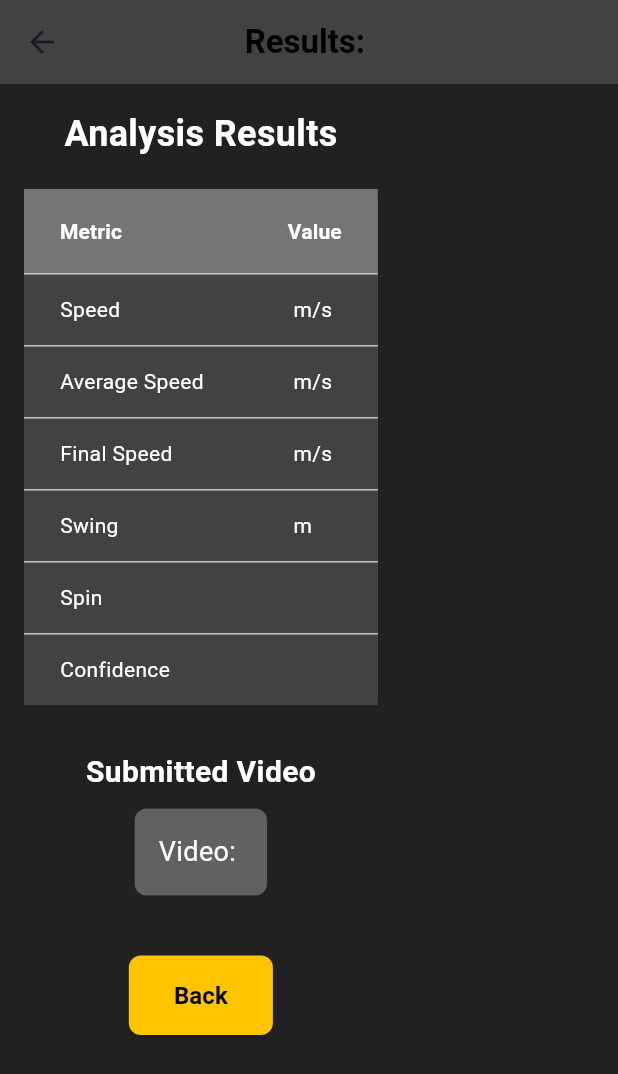
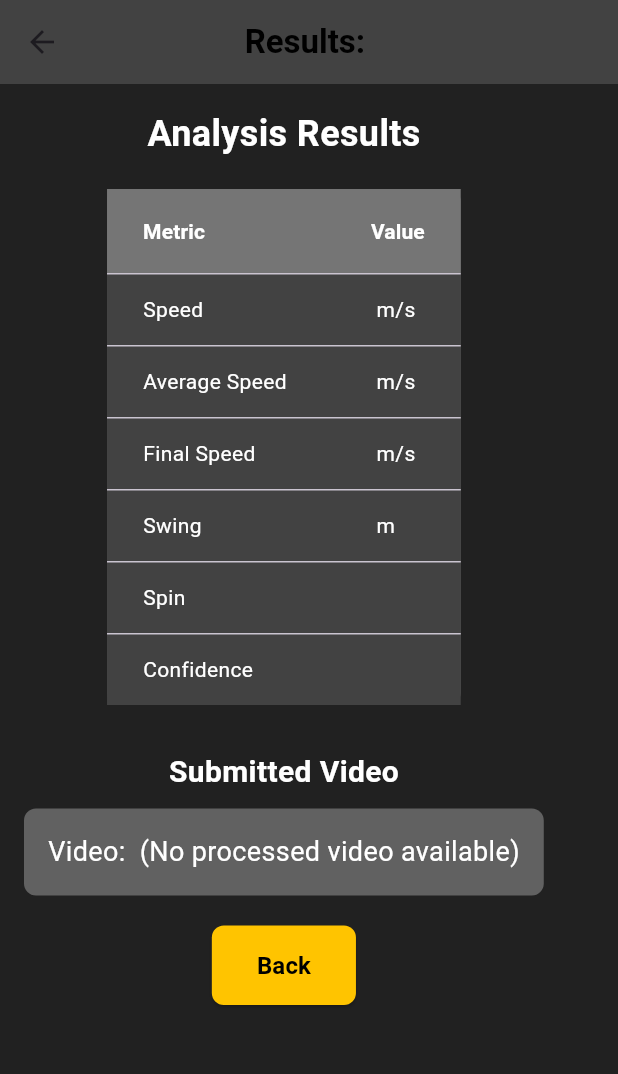
Before and after one commit to adam01051/athletehub, a Flutter app: the SubmissionConfirmationPage screen opened directly with empty values, after a tap on "Result", on a phone screen of 412 x 824 dp. Shown: the top 1074 px of the screen. Run offline on Flutter 3.47's test engine with Material 3 defaults, Android fonts, the phone set to English and light mode, and no system bars; our stand-ins replace image_picker, video_player.

Commit message:
final for now

```diff
--- a/lib/results_page.dart
+++ b/lib/results_page.dart
@@ -1,11 +1,12 @@
 import 'package:flutter/material.dart';
-import 'package:url_launcher/url_launcher.dart';
+import 'video_player_page.dart'; // Make sure this file exists
 
 class ResultsPage extends StatelessWidget {
   final String sport;
   final String videoPath;
   final Map<String, dynamic> analysisResults;
   final String? annotatedVideoUrl;
+  final Map<String, dynamic>? videoFormat;
 
   const ResultsPage({
     super.key,
@@ -13,20 +14,11 @@ class ResultsPage extends StatelessWidget {
     required this.videoPath,
     required this.analysisResults,
     this.annotatedVideoUrl,
+    this.videoFormat,
   });
-
-  Future<void> _launchVideo(String url) async {
-    final uri = Uri.parse(url);
-    if (await canLaunchUrl(uri)) {
-      await launchUrl(uri);
-    } else {
-      throw 'Could not launch video: $url';
-    }
-  }
 
   @override
   Widget build(BuildContext context) {
-    // Map API results to display
     final Map<String, String> metrics = {
       'Speed': '${analysisResults['max_speed'] ?? 'N/A'} m/s',
       'Average Speed': '${analysisResults['avg_speed'] ?? 'N/A'} m/s',
@@ -61,7 +53,6 @@ class ResultsPage extends StatelessWidget {
               ),
             ),
             const SizedBox(height: 20),
-            // Metrics Table
             Container(
               decoration: BoxDecoration(
                 color: Colors.grey[700],
@@ -72,37 +63,21 @@ class ResultsPage extends StatelessWidget {
                   DataColumn(
                     label: Text(
                       'Metric',
-                      style: TextStyle(
-                        color: Colors.white,
-                        fontWeight: FontWeight.bold,
-                      ),
+                      style: TextStyle(color: Colors.white, fontWeight: FontWeight.bold),
                     ),
                   ),
                   DataColumn(
                     label: Text(
                       'Value',
-                      style: TextStyle(
-                        color: Colors.white,
-                        fontWeight: FontWeight.bold,
-                      ),
+                      style: TextStyle(color: Colors.white, fontWeight: FontWeight.bold),
                     ),
                   ),
                 ],
                 rows: metrics.entries.map((entry) {
                   return DataRow(
                     cells: [
-                      DataCell(
-                        Text(
-                          entry.key,
-                          style: const TextStyle(color: Colors.white),
-                        ),
-                      ),
-                      DataCell(
-                        Text(
-                          entry.value,
-                          style: const TextStyle(color: Colors.white),
-                        ),
-                      ),
+                      DataCell(Text(entry.key, style: const TextStyle(color: Colors.white))),
+                      DataCell(Text(entry.value, style: const TextStyle(color: Colors.white))),
                     ],
                   );
                 }).toList(),
@@ -111,14 +86,74 @@ class ResultsPage extends StatelessWidget {
               ),
             ),
             const SizedBox(height: 30),
-            // Video File Name
             const Text(
               "Submitted Video",
+              style: TextStyle(color: Colors.white, fontSize: 20, fontWeight: FontWeight.bold),
+            ),
+            const SizedBox(height: 10),
+            if (annotatedVideoUrl != null) ...[
+              Container(
+                padding: const EdgeInsets.all(16),
+                decoration: BoxDecoration(
+                  color: Colors.grey[700],
+                  borderRadius: BorderRadius.circular(8),
+                ),
+                child: Column(
+                  crossAxisAlignment: CrossAxisAlignment.start,
+                  children: [
+                    Text(
+                      "Processed Video: ${annotatedVideoUrl!.split('/').last}",
+                      style: const TextStyle(color: Colors.white, fontSize: 18),
+                    ),
+                    const SizedBox(height: 10),
+                    ElevatedButton.icon(
+                      onPressed: () {
+                        Navigator.push(
+                          context,
+                          MaterialPageRoute(
+                            builder: (context) =>
+                                VideoPlayerPage(videoUrl: annotatedVideoUrl!),
+                          ),
+                        );
+                      },
+                      icon: const Icon(Icons.play_arrow, color: Colors.black),
+                      label: const Text(
+                        "View Processed Video",
                         style: TextStyle(
-                color: Colors.white,
-                fontSize: 20,
+                          color: Colors.black,
+                          fontSize: 16,
                           fontWeight: FontWeight.bold,
                         ),
+                      ),
+                      style: ElevatedButton.styleFrom(
+                        backgroundColor: Colors.amberAccent[400],
+                        padding: const EdgeInsets.symmetric(horizontal: 20, vertical: 10),
+                        shape: RoundedRectangleBorder(
+                          borderRadius: BorderRadius.circular(8),
+                        ),
+                      ),
+                    ),
+                  ],
+                ),
+              ),
+            ] else ...[
+              Container(
+                padding: const EdgeInsets.all(16),
+                decoration: BoxDecoration(
+                  color: Colors.grey[700],
+                  borderRadius: BorderRadius.circular(8),
+                ),
+                child: Text(
+                  "Video: ${videoPath.split('/').last} (No processed video available)",
+                  style: const TextStyle(color: Colors.white, fontSize: 18),
+                ),
+              ),
+            ],
+            if (videoFormat != null) ...[
+              const SizedBox(height: 20),
+              const Text(
+                "Video Format",
+                style: TextStyle(color: Colors.white, fontSize: 20, fontWeight: FontWeight.bold),
               ),
               const SizedBox(height: 10),
               Container(
@@ -127,37 +162,29 @@ class ResultsPage extends StatelessWidget {
                   color: Colors.grey[700],
                   borderRadius: BorderRadius.circular(8),
                 ),
-              child: Text(
-                "Video: ${videoPath.split('/').last}",
-                style: const TextStyle(
-                  color: Colors.white,
-                  fontSize: 18,
+                child: Column(
+                  crossAxisAlignment: CrossAxisAlignment.start,
+                  children: [
+                    Text(
+                      "Codec: ${videoFormat!['codec'] ?? 'N/A'}",
+                      style: const TextStyle(color: Colors.white, fontSize: 16),
+                    ),
+                    Text(
+                      "Resolution: ${videoFormat!['resolution'] ?? 'N/A'}",
+                      style: const TextStyle(color: Colors.white, fontSize: 16),
+                    ),
+                    Text(
+                      "Frame Rate: ${videoFormat!['frame_rate'] ?? 'N/A'} fps",
+                      style: const TextStyle(color: Colors.white, fontSize: 16),
+                    ),
+                  ],
                 ),
               ),
-            ),
-            const SizedBox(height: 20),
-            if (annotatedVideoUrl != null)
-              ElevatedButton.icon(
-                onPressed: () => _launchVideo(annotatedVideoUrl!),
-                icon: const Icon(Icons.play_arrow, color: Colors.black),
-                label: const Text(
-                  "View Annotated Video",
-                  style: TextStyle(
-                    color: Colors.black,
-                    fontSize: 16,
-                    fontWeight: FontWeight.bold,
-                  ),
-                ),
-                style: ElevatedButton.styleFrom(
-                  backgroundColor: Colors.amberAccent[400],
-                  padding: const EdgeInsets.symmetric(horizontal: 30, vertical: 15),
-                  shape: RoundedRectangleBorder(borderRadius: BorderRadius.circular(8)),
-                ),
-              ),
+            ],
             const SizedBox(height: 20),
             ElevatedButton(
               onPressed: () {
-                Navigator.pop(context); // Go back to confirmation page
+                Navigator.pop(context);
               },
               style: ElevatedButton.styleFrom(
                 backgroundColor: Colors.amberAccent[400],
@@ -166,11 +193,7 @@ class ResultsPage extends StatelessWidget {
               ),
               child: const Text(
                 "Back",
-                style: TextStyle(
-                  color: Colors.black,
-                  fontSize: 16,
-                  fontWeight: FontWeight.bold,
-                ),
+                style: TextStyle(color: Colors.black, fontSize: 16, fontWeight: FontWeight.bold),
               ),
             ),
           ],
--- a/lib/submission_confirmation_page.dart
+++ b/lib/submission_confirmation_page.dart
@@ -6,6 +6,7 @@ class SubmissionConfirmationPage extends StatelessWidget {
   final String videoPath;
   final Map<String, dynamic> analysisResults;
   final String? annotatedVideoUrl;
+  final Map<String, dynamic>? videoFormat; // New parameter
 
   const SubmissionConfirmationPage({
     super.key,
@@ -13,6 +14,7 @@ class SubmissionConfirmationPage extends StatelessWidget {
     required this.videoPath,
     required this.analysisResults,
     this.annotatedVideoUrl,
+    this.videoFormat,
   });
 
   @override
@@ -65,6 +67,42 @@ class SubmissionConfirmationPage extends StatelessWidget {
               ),
               textAlign: TextAlign.center,
             ),
+            if (videoFormat != null) ...[
+              const SizedBox(height: 20),
+              Text(
+                "Video Format:",
+                style: TextStyle(
+                  color: Colors.amberAccent[400],
+                  fontSize: 18,
+                  fontWeight: FontWeight.bold,
+                ),
+              ),
+              const SizedBox(height: 10),
+              Text(
+                "Codec: ${videoFormat!['codec'] ?? 'N/A'}",
+                style: const TextStyle(
+                  color: Colors.grey,
+                  fontSize: 16,
+                  fontWeight: FontWeight.w500,
+                ),
+              ),
+              Text(
+                "Resolution: ${videoFormat!['resolution'] ?? 'N/A'}",
+                style: const TextStyle(
+                  color: Colors.grey,
+                  fontSize: 16,
+                  fontWeight: FontWeight.w500,
+                ),
+              ),
+              Text(
+                "Frame Rate: ${videoFormat!['frame_rate'] ?? 'N/A'} fps",
+                style: const TextStyle(
+                  color: Colors.grey,
+                  fontSize: 16,
+                  fontWeight: FontWeight.w500,
+                ),
+              ),
+            ],
             const SizedBox(height: 40),
             ElevatedButton(
               onPressed: () {
@@ -76,6 +114,7 @@ class SubmissionConfirmationPage extends StatelessWidget {
                       videoPath: videoPath,
                       analysisResults: analysisResults,
                       annotatedVideoUrl: annotatedVideoUrl,
+                      videoFormat: videoFormat, // Pass video format to ResultsPage
                     ),
                   ),
                 );
--- a/lib/user_data.dart
+++ b/lib/user_data.dart
@@ -7,6 +7,7 @@ class UserData {
   // Static backend IP address
   static const String backendIp = '172.16.122.51';
 
+  static const String serverIP = '1fc5-115-91-214-5.ngrok-free.app';
 
   // User data fields
   String? name;
--- a/pubspec.yaml
+++ b/pubspec.yaml
@@ -1,4 +1,4 @@
-name: id_card
+name: AthleteHub
 description: "A new Flutter project."
 # The following line prevents the package from being accidentally published to
 # pub.dev using `flutter pub publish`. This is preferred for private packages.
@@ -57,6 +57,7 @@ dev_dependencies:
   file_picker: ^8.0.0  # Add this
   http: ^0.13.5
   url_launcher: ^6.1.5
+  video_player: ^2.7.0
 
 
 # For information on the generic Dart part of this file, see the
```
Also changed, not shown: lib/video_player_page.dart (added, +61 -0 lines), lib/video_recorder_page.dart (+4 -5 lines), pubspec.lock, 2 other files. Lines whose indentation alone changed are shown as unchanged.
